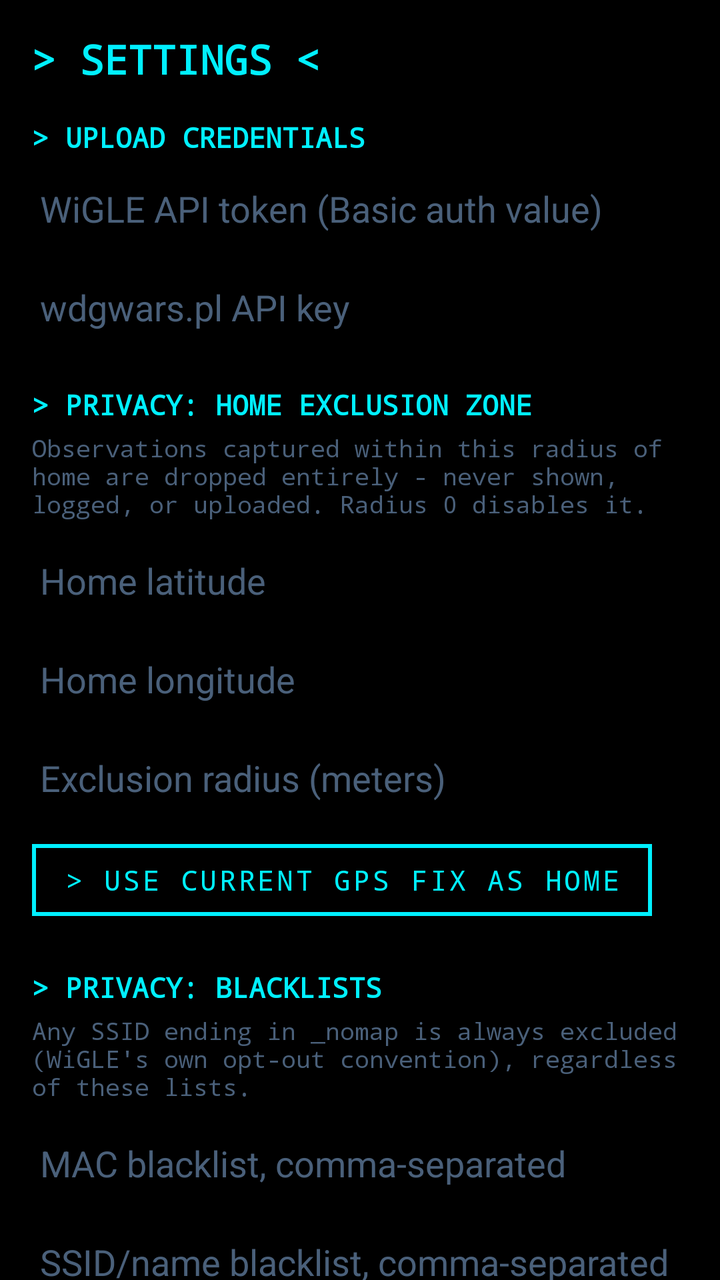
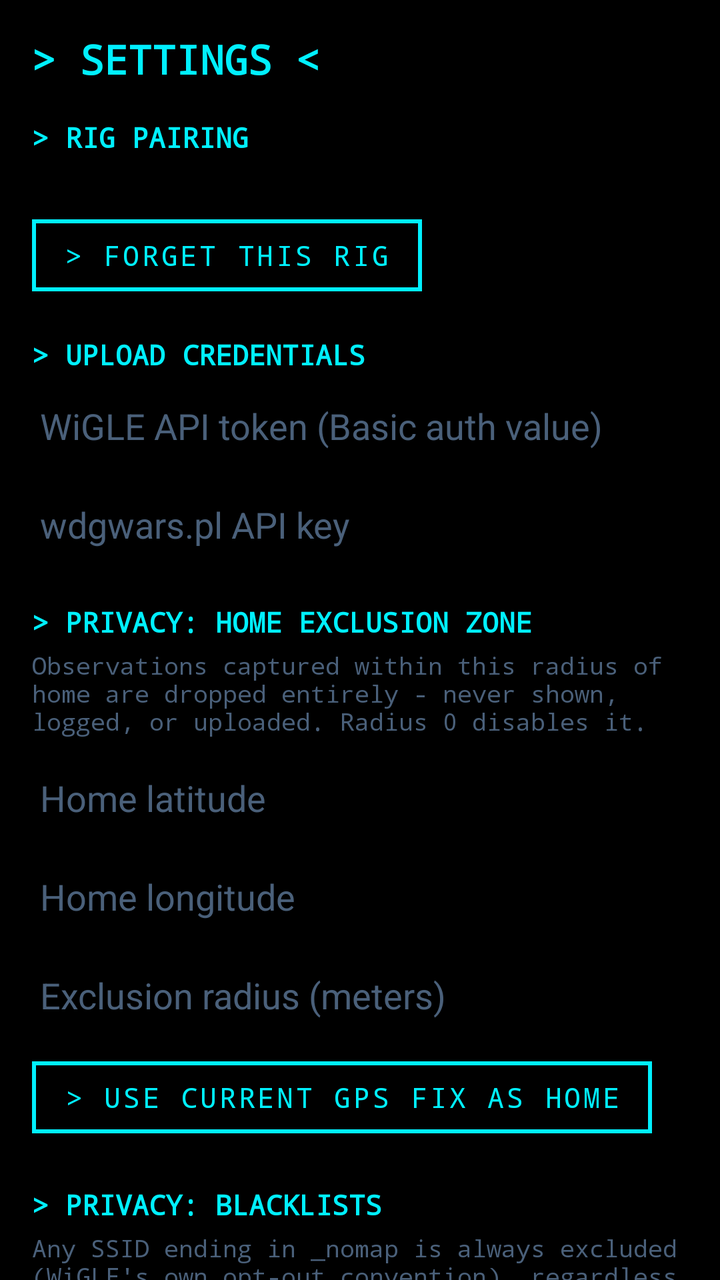

Screens rendered from an Android XML layout before and after an edit, with the pre-edit source and the edit as a unified diff.
<!-- AndroidManifest.xml: application theme Theme.WardriveBridge -->
<!-- res/layout/activity_settings.xml -->
<?xml version="1.0" encoding="utf-8"?>
<ScrollView xmlns:android="http://schemas.android.com/apk/res/android"
    android:layout_width="match_parent"
    android:layout_height="match_parent"
    android:background="@color/background">

    <LinearLayout
        android:layout_width="match_parent"
        android:layout_height="wrap_content"
        android:orientation="vertical"
        android:padding="16dp">

        <TextView
            android:layout_width="match_parent"
            android:layout_height="wrap_content"
            android:text="&gt; SETTINGS &lt;"
            android:textColor="@color/cyan_500"
            android:textSize="20sp"
            android:textStyle="bold"
            android:paddingBottom="16dp" />

        <TextView
            android:layout_width="match_parent"
            android:layout_height="wrap_content"
            android:text="&gt; UPLOAD CREDENTIALS"
            android:textColor="@color/cyan_500"
            android:textSize="14sp"
            android:textStyle="bold"
            android:paddingBottom="4dp" />

        <EditText
            android:id="@+id/wigleTokenInput"
            android:layout_width="match_parent"
            android:layout_height="wrap_content"
            android:hint="WiGLE API token (Basic auth value)"
            android:textColorHint="@color/text_secondary"
            android:textColor="@color/text_primary"
            android:inputType="textVisiblePassword"
            android:singleLine="true" />

        <EditText
            android:id="@+id/wdgwarsKeyInput"
            android:layout_width="match_parent"
            android:layout_height="wrap_content"
            android:hint="wdgwars.pl API key"
            android:textColorHint="@color/text_secondary"
            android:textColor="@color/text_primary"
            android:inputType="textVisiblePassword"
            android:singleLine="true"
            android:layout_marginTop="8dp" />

        <TextView
            android:layout_width="match_parent"
            android:layout_height="wrap_content"
            android:text="&gt; PRIVACY: HOME EXCLUSION ZONE"
            android:textColor="@color/cyan_500"
            android:textSize="14sp"
            android:textStyle="bold"
            android:paddingTop="20dp"
            android:paddingBottom="4dp" />

        <TextView
            android:layout_width="match_parent"
            android:layout_height="wrap_content"
            android:text="Observations captured within this radius of home are dropped entirely - never shown, logged, or uploaded. Radius 0 disables it."
            android:textColor="@color/text_secondary"
            android:textSize="12sp"
            android:paddingBottom="8dp" />

        <EditText
            android:id="@+id/homeLatInput"
            android:layout_width="match_parent"
            android:layout_height="wrap_content"
            android:hint="Home latitude"
            android:textColorHint="@color/text_secondary"
            android:textColor="@color/text_primary"
            android:inputType="numberSigned|numberDecimal"
            android:singleLine="true" />

        <EditText
            android:id="@+id/homeLonInput"
            android:layout_width="match_parent"
            android:layout_height="wrap_content"
            android:hint="Home longitude"
            android:textColorHint="@color/text_secondary"
            android:textColor="@color/text_primary"
            android:inputType="numberSigned|numberDecimal"
            android:singleLine="true"
            android:layout_marginTop="8dp" />

        <EditText
            android:id="@+id/homeRadiusInput"
            android:layout_width="match_parent"
            android:layout_height="wrap_content"
            android:hint="Exclusion radius (meters)"
            android:textColorHint="@color/text_secondary"
            android:textColor="@color/text_primary"
            android:inputType="numberDecimal"
            android:singleLine="true"
            android:layout_marginTop="8dp" />

        <Button
            android:id="@+id/useCurrentLocationButton"
            android:layout_width="wrap_content"
            android:layout_height="wrap_content"
            android:text="&gt; USE CURRENT GPS FIX AS HOME"
            android:layout_marginTop="8dp" />

        <TextView
            android:layout_width="match_parent"
            android:layout_height="wrap_content"
            android:text="&gt; PRIVACY: BLACKLISTS"
            android:textColor="@color/cyan_500"
            android:textSize="14sp"
            android:textStyle="bold"
            android:paddingTop="20dp"
            android:paddingBottom="4dp" />

        <TextView
            android:layout_width="match_parent"
            android:layout_height="wrap_content"
            android:text="Any SSID ending in _nomap is always excluded (WiGLE's own opt-out convention), regardless of these lists."
            android:textColor="@color/text_secondary"
            android:textSize="12sp"
            android:paddingBottom="8dp" />

        <EditText
            android:id="@+id/macBlacklistInput"
            android:layout_width="match_parent"
            android:layout_height="wrap_content"
            android:hint="MAC blacklist, comma-separated"
            android:textColorHint="@color/text_secondary"
            android:textColor="@color/text_primary" />

        <EditText
            android:id="@+id/ssidBlacklistInput"
            android:layout_width="match_parent"
            android:layout_height="wrap_content"
            android:hint="SSID/name blacklist, comma-separated"
            android:textColorHint="@color/text_secondary"
            android:textColor="@color/text_primary"
            android:layout_marginTop="8dp" />

        <TextView
            android:layout_width="match_parent"
            android:layout_height="wrap_content"
            android:text="&gt; GPS QUALITY GATING"
            android:textColor="@color/cyan_500"
            android:textSize="14sp"
            android:textStyle="bold"
            android:paddingTop="20dp"
            android:paddingBottom="4dp" />

        <TextView
            android:layout_width="match_parent"
            android:layout_height="wrap_content"
            android:text="Pause logging when HDOP (horizontal position quality from real GPS NMEA data) rises above this value - tunnels, urban canyons, or no fix yet. 0 disables this and always logs."
            android:textColor="@color/text_secondary"
            android:textSize="12sp"
            android:paddingBottom="8dp" />

        <EditText
            android:id="@+id/maxHdopInput"
            android:layout_width="match_parent"
            android:layout_height="wrap_content"
            android:hint="Max HDOP, 0 = disabled"
            android:textColorHint="@color/text_secondary"
            android:textColor="@color/text_primary"
            android:inputType="numberDecimal"
            android:singleLine="true" />

        <TextView
            android:layout_width="match_parent"
            android:layout_height="wrap_content"
            android:text="&gt; STORAGE"
            android:textColor="@color/cyan_500"
            android:textSize="14sp"
            android:textStyle="bold"
            android:paddingTop="20dp"
            android:paddingBottom="4dp" />

        <TextView
            android:layout_width="match_parent"
            android:layout_height="wrap_content"
            android:text="Delete logs older than this many days on app start. 0 keeps everything forever."
            android:textColor="@color/text_secondary"
            android:textSize="12sp"
            android:paddingBottom="8dp" />

        <EditText
            android:id="@+id/retentionDaysInput"
            android:layout_width="match_parent"
            android:layout_height="wrap_content"
            android:hint="Retention (days), 0 = forever"
            android:textColorHint="@color/text_secondary"
            android:textColor="@color/text_primary"
            android:inputType="number"
            android:singleLine="true" />

        <Button
            android:id="@+id/saveSettingsButton"
            android:layout_width="match_parent"
            android:layout_height="wrap_content"
            android:text="&gt; SAVE"
            android:layout_marginTop="24dp" />

    </LinearLayout>
</ScrollView>
<!-- resources referenced by this layout -->
<resources>
  <color name="background">#000000</color>
  <color name="cyan_500">#00F0FF</color>
  <color name="text_primary">#00F0FF</color>
  <color name="text_secondary">#4A607A</color>
  <style name="Theme.WardriveBridge" parent="Theme.MaterialComponents.DayNight.NoActionBar">
          <item name="colorPrimary">@color/cyan_500</item>
          <item name="colorPrimaryDark">@color/pure_black</item>
          <item name="colorAccent">@color/cyan_500</item>
          <item name="android:windowBackground">@color/background</item>
          
          <item name="android:textViewStyle">@style/TacticalTextView</item>
          <item name="buttonStyle">@style/TacticalButton</item>
          <item name="materialButtonStyle">@style/TacticalButton</item>
          <item name="android:editTextStyle">@style/TacticalEditText</item>
      </style>
  <color name="pure_black">#000000</color>
  <style name="TacticalTextView" parent="android:Widget.TextView">
          <item name="android:fontFamily">monospace</item>
          <item name="android:typeface">monospace</item>
      </style>
  <style name="TacticalButton" parent="Widget.MaterialComponents.Button.OutlinedButton">
          <item name="android:fontFamily">monospace</item>
          <item name="android:typeface">monospace</item>
          <item name="android:textAllCaps">true</item>
          <item name="android:textColor">@color/cyan_500</item>
          <item name="strokeColor">@color/cyan_500</item>
          <item name="strokeWidth">2dp</item>
          <item name="cornerRadius">0dp</item>
          <item name="rippleColor">@color/cyan_500</item>
          <item name="android:elevation">0dp</item>
          <item name="android:stateListAnimator">@null</item>
      </style>
  <style name="TacticalEditText" parent="android:Widget.EditText">
          <item name="android:fontFamily">monospace</item>
          <item name="android:typeface">monospace</item>
          <item name="android:textColor">@color/text_primary</item>
          <item name="android:textColorHint">@color/text_secondary</item>
      </style>
</resources>

<!-- the commit's change to res/layout/activity_settings.xml (unified diff, before → after) -->
@@ -22,6 +22,30 @@
         <TextView
             android:layout_width="match_parent"
             android:layout_height="wrap_content"
+            android:text="&gt; RIG PAIRING"
+            android:textColor="@color/cyan_500"
+            android:textSize="14sp"
+            android:textStyle="bold"
+            android:paddingBottom="4dp" />
+
+        <TextView
+            android:id="@+id/pairedRigText"
+            android:layout_width="match_parent"
+            android:layout_height="wrap_content"
+            android:textColor="@color/text_primary"
+            android:textSize="13sp" />
+
+        <Button
+            android:id="@+id/forgetRigButton"
+            android:layout_width="wrap_content"
+            android:layout_height="wrap_content"
+            android:text="&gt; FORGET THIS RIG"
+            android:layout_marginTop="4dp"
+            android:layout_marginBottom="16dp" />
+
+        <TextView
+            android:layout_width="match_parent"
+            android:layout_height="wrap_content"
             android:text="&gt; UPLOAD CREDENTIALS"
             android:textColor="@color/cyan_500"
             android:textSize="14sp"
